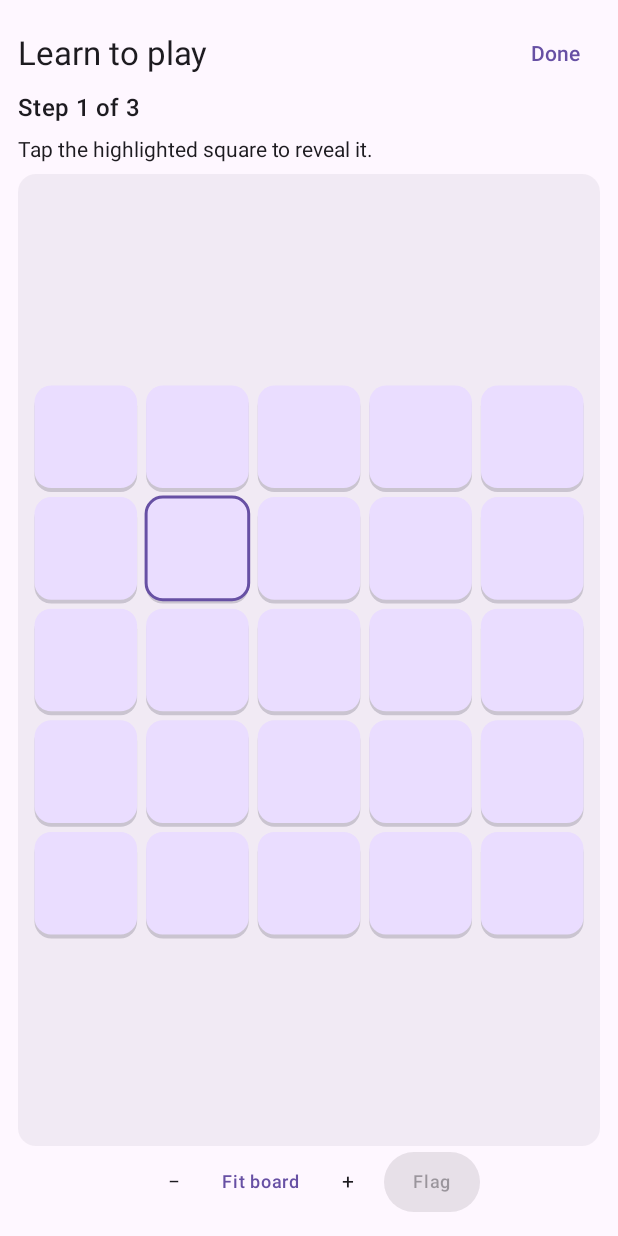
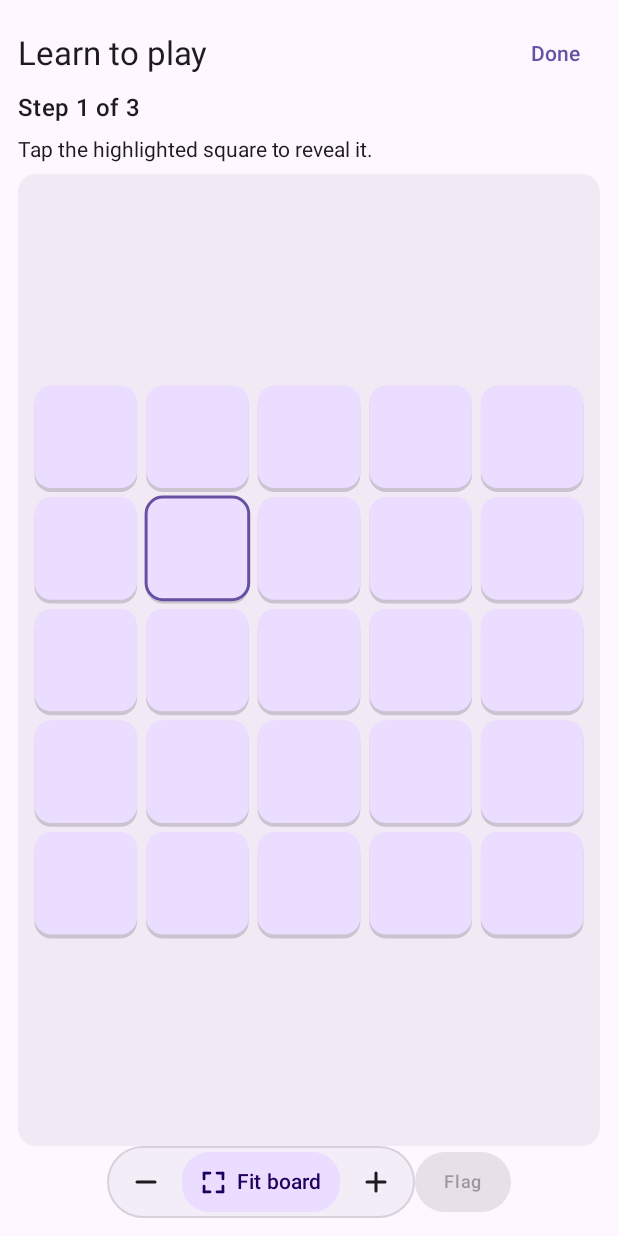
Before and after one commit to cbulock/minescape, an Android app built with Jetpack Compose: the composable TutorialScreen shown on its own in the app's theme, on a phone screen of 412 x 824 dp. Run offline under Robolectric (Android 15) with nearby library versions, the light colour scheme and no system bars.

Commit message:
Polish clock and board zoom controls

```diff
--- a/app/src/main/java/com/cbulock/minescape/ui/App.kt
+++ b/app/src/main/java/com/cbulock/minescape/ui/App.kt
@@ -257,7 +257,12 @@ private fun GameScreen(game: Game, model: GameViewModel, data: AppData, onNew: (
             } else {
                 Counter("Mines", (game.config.mines - game.flags).toString(), Modifier.weight(1f).semantics { contentDescription = "Estimated mines remaining" })
                 Spacer(Modifier.width(8.dp))
-                Counter("Time", formatTime(game.elapsedMillis), Modifier.weight(1f).testTag("timer"))
+                Box(Modifier.weight(1f)) {
+                    Surface(shape = RoundedCornerShape(12.dp), color = MaterialTheme.colorScheme.surfaceVariant) {
+                        Counter("Time", formatTime(game.elapsedMillis),
+                            Modifier.testTag("timer").padding(horizontal = 10.dp, vertical = 2.dp))
+                    }
+                }
                 if (largeText) {
                     FilledTonalIconButton(onClick = onNew, modifier = Modifier.semantics { contentDescription = "New game" }) { Text("+", fontSize = 24.sp) }
                 } else {
--- a/app/src/main/java/com/cbulock/minescape/ui/Board.kt
+++ b/app/src/main/java/com/cbulock/minescape/ui/Board.kt
@@ -3,6 +3,7 @@ package com.cbulock.minescape.ui
 import android.graphics.Paint
 import android.graphics.Typeface
 import androidx.compose.foundation.Canvas
+import androidx.compose.foundation.BorderStroke
 import androidx.compose.foundation.background
 import androidx.compose.foundation.gestures.*
 import androidx.compose.foundation.layout.*
@@ -10,11 +11,13 @@ import androidx.compose.foundation.shape.RoundedCornerShape
 import androidx.compose.material3.*
 import androidx.compose.runtime.*
 import androidx.compose.ui.Modifier
+import androidx.compose.ui.Alignment
 import androidx.compose.ui.draw.clip
 import androidx.compose.ui.geometry.CornerRadius
 import androidx.compose.ui.geometry.Offset
 import androidx.compose.ui.geometry.Size
 import androidx.compose.ui.graphics.Color
+import androidx.compose.ui.graphics.StrokeCap
 import androidx.compose.ui.graphics.drawscope.Stroke
 import androidx.compose.ui.graphics.Path
 import androidx.compose.ui.graphics.nativeCanvas
@@ -220,17 +223,66 @@ fun Board(game: Game, onCell: (CellIntent) -> Unit, onViewport: (Viewport) -> Un
             }
             ResultEffects(game, geometry, effectsEnabled)
         }
-        Row(Modifier.fillMaxWidth(), horizontalArrangement = Arrangement.Center, verticalAlignment = androidx.compose.ui.Alignment.CenterVertically) {
-            IconButton(onClick = {
-                viewport = geometry.transform(1 / 1.3f, 0f, 0f, geometry.width / 2, geometry.height / 2); onViewport(viewport)
-            }, modifier = Modifier.semantics { contentDescription = "Zoom out" }) { Text("−") }
-            TextButton(onClick = {
-                viewport = Viewport(centerColumn = game.config.columns / 2f, centerRow = game.config.rows / 2f); onViewport(viewport)
-            }, contentPadding = PaddingValues(horizontal = 8.dp)) { Text("Fit board", style = MaterialTheme.typography.labelMedium) }
-            IconButton(onClick = {
-                viewport = geometry.transform(1.3f, 0f, 0f, geometry.width / 2, geometry.height / 2); onViewport(viewport)
-            }, modifier = Modifier.semantics { contentDescription = "Zoom in" }) { Text("+") }
+        Row(Modifier.fillMaxWidth(), horizontalArrangement = Arrangement.Center, verticalAlignment = Alignment.CenterVertically) {
+            Surface(
+                modifier = Modifier.weight(1f, fill = false),
+                shape = RoundedCornerShape(24.dp), color = colors.surfaceContainer,
+                border = BorderStroke(1.dp, colors.outlineVariant.copy(alpha = .65f)),
+            ) {
+                Row(Modifier.padding(horizontal = 2.dp), verticalAlignment = Alignment.CenterVertically) {
+                    IconButton(onClick = {
+                        viewport = geometry.transform(1 / 1.3f, 0f, 0f, geometry.width / 2, geometry.height / 2); onViewport(viewport)
+                    }, modifier = Modifier.size(48.dp).semantics { contentDescription = "Zoom out" }) {
+                        ZoomGlyph(zoomIn = false)
+                    }
+                    FilledTonalButton(onClick = {
+                        viewport = Viewport(centerColumn = game.config.columns / 2f, centerRow = game.config.rows / 2f); onViewport(viewport)
+                    }, modifier = Modifier.weight(1f, fill = false),
+                        shape = RoundedCornerShape(18.dp),
+                        colors = ButtonDefaults.filledTonalButtonColors(containerColor = colors.primaryContainer, contentColor = colors.onPrimaryContainer),
+                        contentPadding = PaddingValues(horizontal = 12.dp, vertical = 8.dp)) {
+                        if (LocalDensity.current.fontScale <= 1.3f) {
+                            FitBoardGlyph()
+                            Spacer(Modifier.width(6.dp))
+                        }
+                        Text("Fit board", style = MaterialTheme.typography.labelLarge,
+                            textAlign = androidx.compose.ui.text.style.TextAlign.Center)
+                    }
+                    IconButton(onClick = {
+                        viewport = geometry.transform(1.3f, 0f, 0f, geometry.width / 2, geometry.height / 2); onViewport(viewport)
+                    }, modifier = Modifier.size(48.dp).semantics { contentDescription = "Zoom in" }) {
+                        ZoomGlyph(zoomIn = true)
+                    }
+                }
+            }
             controls()
         }
     }
 }
+
+@Composable
+private fun ZoomGlyph(zoomIn: Boolean) {
+    val color = MaterialTheme.colorScheme.onSurface
+    Canvas(Modifier.size(20.dp)) {
+        val stroke = 2.dp.toPx()
+        drawLine(color, Offset(size.width * .2f, center.y), Offset(size.width * .8f, center.y), stroke, StrokeCap.Round)
+        if (zoomIn) drawLine(color, Offset(center.x, size.height * .2f), Offset(center.x, size.height * .8f), stroke, StrokeCap.Round)
+    }
+}
+
+@Composable
+private fun FitBoardGlyph() {
+    val color = LocalContentColor.current
+    Canvas(Modifier.size(18.dp)) {
+        val inset = size.width * .15f
+        val arm = size.width * .22f
+        for (x in listOf(inset, size.width - inset)) {
+            for (y in listOf(inset, size.height - inset)) {
+                val dx = if (x < center.x) arm else -arm
+                val dy = if (y < center.y) arm else -arm
+                drawLine(color, Offset(x, y), Offset(x + dx, y), 1.8.dp.toPx(), StrokeCap.Round)
+                drawLine(color, Offset(x, y), Offset(x, y + dy), 1.8.dp.toPx(), StrokeCap.Round)
+            }
+        }
+    }
+}
```
